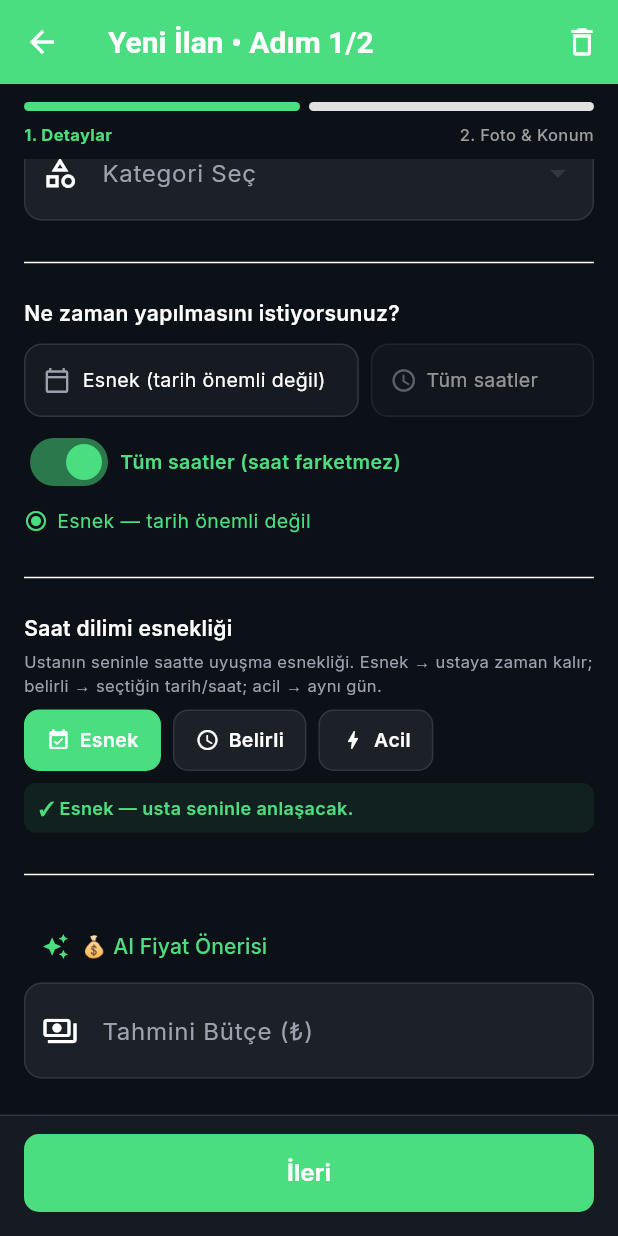
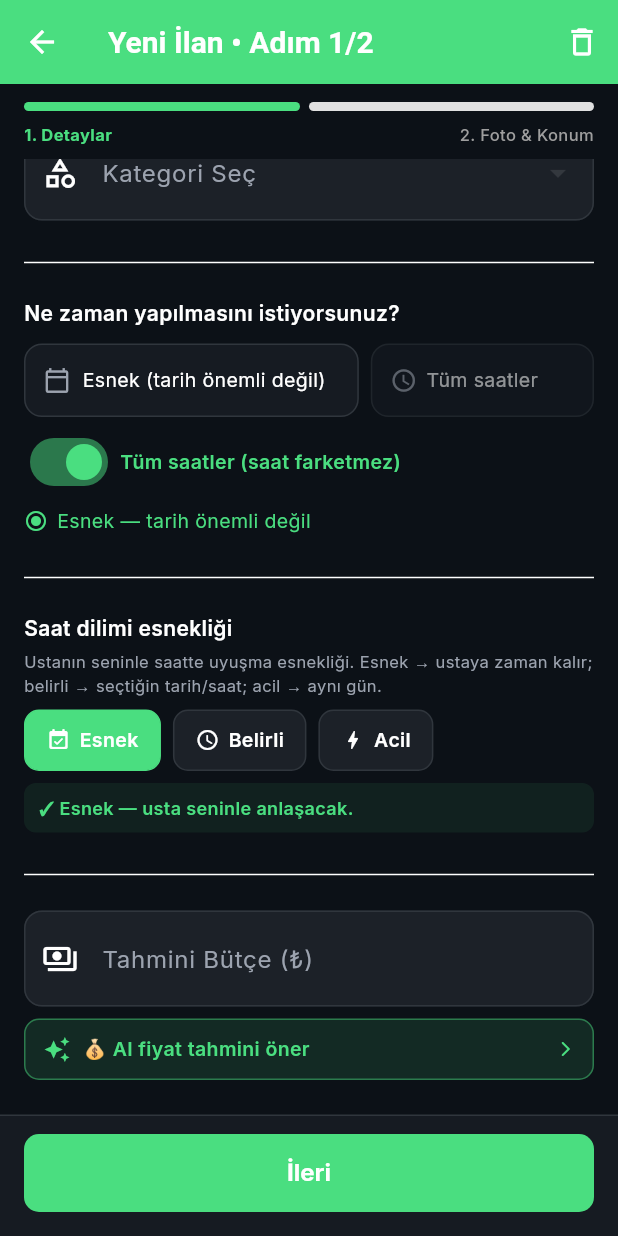
Before and after one commit to omeracet-ai/yapgitsinv2, a Flutter app: the PostJobScreen screen opened by its route, scrolled down 439 dp, on a phone screen of 412 x 824 dp. Run offline on Flutter 3.47's test engine with Material 3 defaults, Android fonts, the phone set to English and light mode, and no system bars; our stand-ins replace cached_network_image, chewie, dio, equatable, file_picker, firebase_auth and 25 more; missing offline and left inert: mobile_scanner, record; accounts and stored records are empty; network calls fail.

Commit message:
style(phase-285): AI price suggestion → green banner below budget field
Previously a plain TextButton above the bütçe TextFormField. User
requested a notification-style cue under the field instead.

The trigger is now an InkWell-wrapped Container painted in
AppColors.success at 12% alpha with a 45% alpha border. Same
_suggestPrice() onTap; loading spinner + label swap unchanged.

Co-Authored-By: Claude Opus 4.7 <noreply@anthropic.com>

```diff
--- a/hizmet_app/lib/features/jobs/presentation/screens/post_job_screen.dart
+++ b/hizmet_app/lib/features/jobs/presentation/screens/post_job_screen.dart
@@ -971,22 +971,6 @@ class _PostJobScreenState extends ConsumerState<PostJobScreen> {
     return Column(
       crossAxisAlignment: CrossAxisAlignment.stretch,
       children: [
-        Align(
-          alignment: Alignment.centerLeft,
-          child: TextButton.icon(
-            onPressed: _aiPriceLoading ? null : _suggestPrice,
-            icon: _aiPriceLoading
-                ? const SizedBox(
-                    width: 14,
-                    height: 14,
-                    child: CircularProgressIndicator(strokeWidth: 2),
-                  )
-                : const Icon(Icons.auto_awesome, size: 18),
-            label: Text(_aiPriceLoading
-                ? 'Fiyat hesaplanıyor…'
-                : '💰 AI Fiyat Önerisi'),
-          ),
-        ),
         TextFormField(
           controller: _budgetController,
           keyboardType: TextInputType.number,
@@ -994,6 +978,50 @@ class _PostJobScreenState extends ConsumerState<PostJobScreen> {
             labelText: AppLocalizations.of(context).postJobBudget,
             hintText: AppLocalizations.of(context).postJobBudgetHint,
             prefixIcon: const Icon(Icons.payments_outlined),
+          ),
+        ),
+        const SizedBox(height: 8),
+        // Phase 285 — AI fiyat önerisi bütçe alanının ALTINDA, yeşil uyarı
+        // bandı olarak. Buton banner içinde tıklanabilir.
+        InkWell(
+          onTap: _aiPriceLoading ? null : _suggestPrice,
+          borderRadius: BorderRadius.circular(10),
+          child: Container(
+            padding: const EdgeInsets.symmetric(horizontal: 12, vertical: 10),
+            decoration: BoxDecoration(
+              color: AppColors.success.withValues(alpha: 0.12),
+              borderRadius: BorderRadius.circular(10),
+              border: Border.all(
+                  color: AppColors.success.withValues(alpha: 0.45)),
+            ),
+            child: Row(
+              children: [
+                if (_aiPriceLoading)
+                  const SizedBox(
+                    width: 16,
+                    height: 16,
+                    child: CircularProgressIndicator(
+                        strokeWidth: 2, color: AppColors.success),
+                  )
+                else
+                  const Icon(Icons.auto_awesome,
+                      size: 18, color: AppColors.success),
+                const SizedBox(width: 8),
+                Expanded(
+                  child: Text(
+                    _aiPriceLoading
+                        ? 'Fiyat hesaplanıyor…'
+                        : '💰 AI fiyat tahmini öner',
+                    style: const TextStyle(
+                        fontSize: 13,
+                        color: AppColors.success,
+                        fontWeight: FontWeight.w600),
+                  ),
+                ),
+                const Icon(Icons.arrow_forward_ios_rounded,
+                    size: 12, color: AppColors.success),
+              ],
+            ),
           ),
         ),
       ],
```
